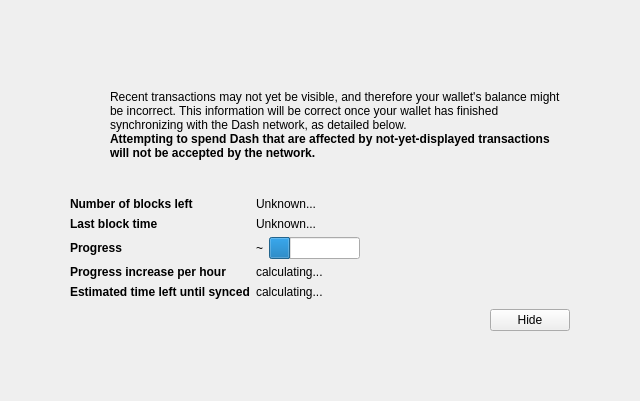
The window that src/qt/forms/modaloverlay.ui (enox-c/enox-c) describes before a commit, drawn with Qt 5.
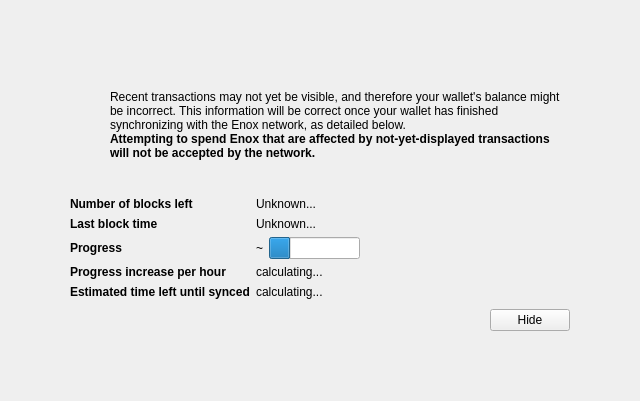
The same window after the commit. Icons and pictures are not drawn. Custom widgets are drawn as their Qt base class.

Diff of the .ui file:
```diff
--- a/src/qt/forms/modaloverlay.ui
+++ b/src/qt/forms/modaloverlay.ui
@@ -128,7 +128,7 @@
              <item>
               <widget class="QLabel" name="infoText">
                <property name="text">
-                <string>Recent transactions may not yet be visible, and therefore your wallet's balance might be incorrect. This information will be correct once your wallet has finished synchronizing with the Dash network, as detailed below.</string>
+                <string>Recent transactions may not yet be visible, and therefore your wallet's balance might be incorrect. This information will be correct once your wallet has finished synchronizing with the Enox network, as detailed below.</string>
                </property>
                <property name="textFormat">
                 <enum>Qt::RichText</enum>
@@ -147,7 +147,7 @@
                 </font>
                </property>
                <property name="text">
-                <string>Attempting to spend Dash that are affected by not-yet-displayed transactions will not be accepted by the network.</string>
+                <string>Attempting to spend Enox that are affected by not-yet-displayed transactions will not be accepted by the network.</string>
                </property>
                <property name="textFormat">
                 <enum>Qt::RichText</enum>
```
